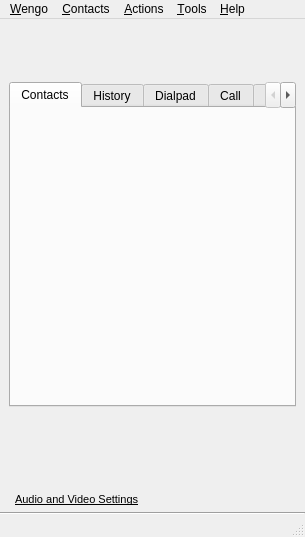
This is wengophone/src/presentation/qt/WengoPhoneWindow.ui in tkrotoff/WengoPhone as Qt 5 draws it before an edit. The edited form follows.
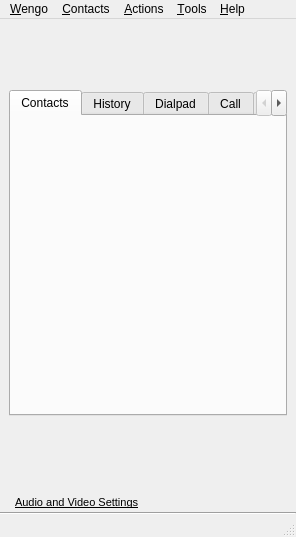
This is the edited form. Icons and pictures are not drawn.

Commit message: Bug fix + new menus in the chat Window

Patch:
```diff
--- a/wengophone/src/presentation/qt/WengoPhoneWindow.ui
+++ b/wengophone/src/presentation/qt/WengoPhoneWindow.ui
@@ -8,7 +8,7 @@
    <rect>
     <x>0</x>
     <y>0</y>
-    <width>305</width>
+    <width>296</width>
     <height>537</height>
    </rect>
   </property>
@@ -39,21 +39,27 @@
        <number>0</number>
       </property>
       <property name="spacing" >
-       <number>6</number>
+       <number>3</number>
       </property>
       <item>
        <widget class="QFrame" name="iconBar" >
+        <property name="maximumSize" >
+         <size>
+          <width>300</width>
+          <height>16777215</height>
+         </size>
+        </property>
         <property name="autoFillBackground" >
          <bool>false</bool>
         </property>
         <layout class="QGridLayout" >
          <property name="margin" >
-          <number>2</number>
+          <number>9</number>
          </property>
          <property name="spacing" >
-          <number>10</number>
+          <number>6</number>
          </property>
-         <item row="0" column="5" >
+         <item row="0" column="4" >
           <widget class="QPushButton" name="sendSmsButton" >
            <property name="minimumSize" >
             <size>
@@ -177,32 +183,6 @@
            </property>
           </widget>
          </item>
-         <item row="0" column="6" >
-          <spacer>
-           <property name="orientation" >
-            <enum>Qt::Horizontal</enum>
-           </property>
-           <property name="sizeHint" >
-            <size>
-             <width>40</width>
-             <height>20</height>
-            </size>
-           </property>
-          </spacer>
-         </item>
-         <item row="0" column="0" >
-          <spacer>
-           <property name="orientation" >
-            <enum>Qt::Horizontal</enum>
-           </property>
-           <property name="sizeHint" >
-            <size>
-             <width>40</width>
-             <height>20</height>
-            </size>
-           </property>
-          </spacer>
-         </item>
         </layout>
        </widget>
       </item>
@@ -329,7 +309,7 @@
     <rect>
      <x>0</x>
      <y>0</y>
-     <width>305</width>
+     <width>296</width>
      <height>19</height>
     </rect>
    </property>
@@ -441,7 +421,7 @@
     <rect>
      <x>0</x>
      <y>518</y>
-     <width>305</width>
+     <width>296</width>
      <height>19</height>
     </rect>
    </property>
```
Left out of the diff: 62 changed lines with no effect on the pictures. The commit also changes 4 other files.
